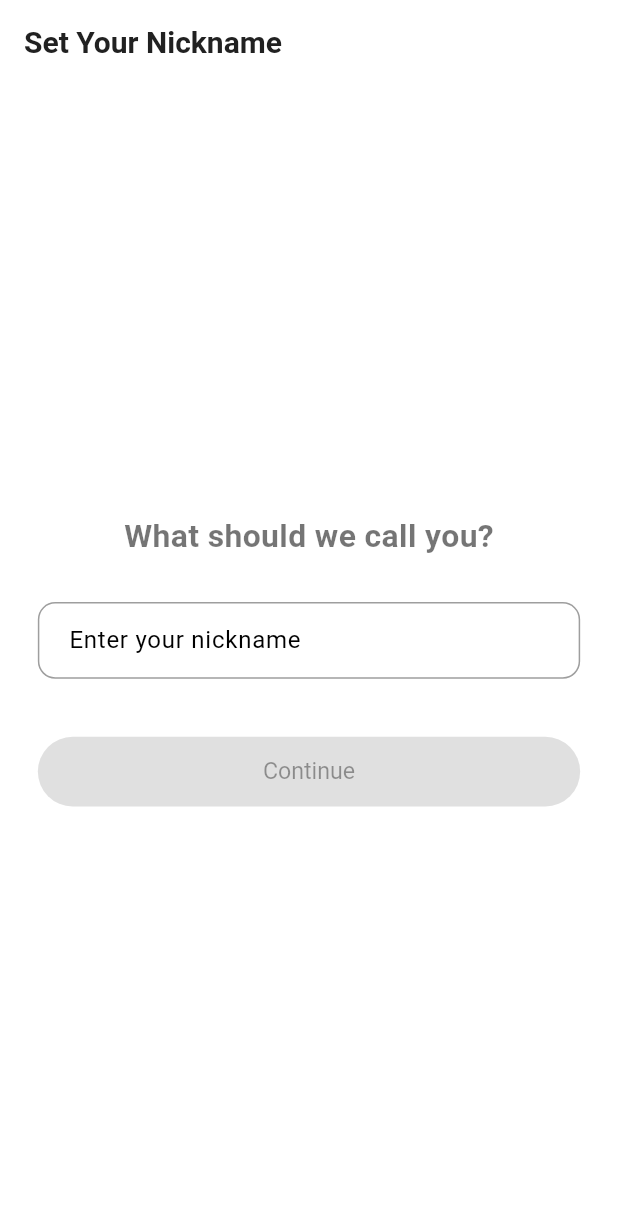
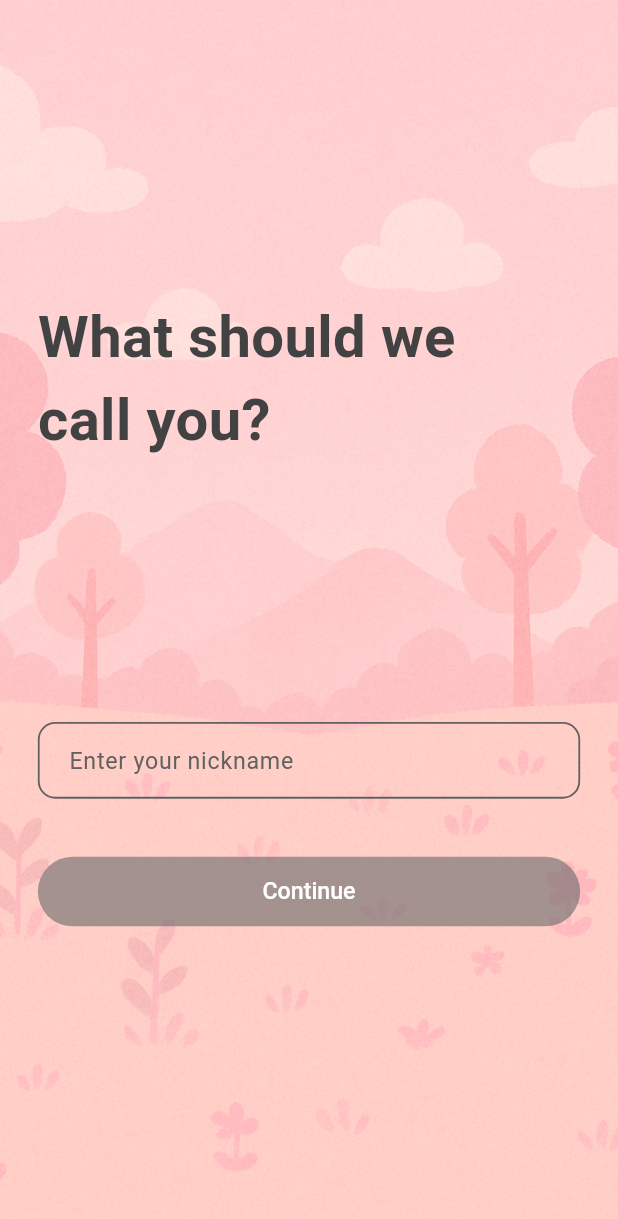
Before and after one commit to GDGoC-SCHU/minibuddy-flutter, a Flutter app: the NicknameInputScreen screen opened by its route, on a phone screen of 412 x 824 dp. Shown: the top 1219 px of the screen. Run offline on Flutter 3.47's test engine with Material 3 defaults, Android fonts, the phone set to English and light mode, and no system bars; our stand-ins replace dio, flutter_bloc, flutter_screenutil, go_router, speech_to_text; Roboto replaces fonts that are missing (Pretendard).

Commit message:
feat 닉네임 화면 ui 수정

```diff
--- a/lib/screens/onboarding/initial_screen.dart
+++ b/lib/screens/onboarding/initial_screen.dart
@@ -13,7 +13,7 @@ class InitialScreen extends StatelessWidget {
           // 배경 이미지
           Positioned.fill(
             child: Image.asset(
-              'assets/onboarding/background.png',
+              'assets/images/background.png',
               fit: BoxFit.cover,
             ),
           ),
@@ -27,7 +27,7 @@ class InitialScreen extends StatelessWidget {
                   SizedBox(height: 60.h),
                   // 버니 이미지
                   Image.asset(
-                    'assets/onboarding/bunny.png',
+                    'assets/images/bunny.png',
                     width: 280.w,
                   ),
                   SizedBox(height: 30.h),
@@ -45,7 +45,7 @@ class InitialScreen extends StatelessWidget {
                   SizedBox(height: 8.h),
                   // 로고
                   Image.asset(
-                    'assets/onboarding/logo.png',
+                    'assets/images/logo.png',
                     width: 400.w,
                   ),
                   SizedBox(height: 5.h),
@@ -70,7 +70,7 @@ class InitialScreen extends StatelessWidget {
                     child: SizedBox(
                       width: 280.w,
                       child: Image.asset(
-                        'assets/onboarding/google_signin_button.png',
+                        'assets/images/google_signin_button.png',
                         fit: BoxFit.fill,
                       ),
                     ),
--- a/lib/screens/onboarding/nickname_input_screen.dart
+++ b/lib/screens/onboarding/nickname_input_screen.dart
@@ -43,36 +43,62 @@ class _NicknameInputScreenState extends State<NicknameInputScreen> {
   Widget build(BuildContext context) {
     final bool isEditing = widget.isFromEdit;
 
-    return Scaffold(
+    return Stack(
+      children: [
+        // 전체 화면 배경 이미지
+        Positioned.fill(
+          child: Image.asset(
+            'assets/images/background.png',
+            fit: BoxFit.cover,
+          ),
+        ),
+
+        // Scaffold 위에 배경 이미지가 깔린 구조
+        Scaffold(
+          backgroundColor: Colors.transparent, // 배경 투명하게
           appBar: AppBar(
-        title: const Text('Set Your Nickname'),
+            backgroundColor: Colors.transparent, // AppBar도 투명
+            elevation: 0,
             // 🙌 🙌 🙌 여기 false로 변경할 것!!
             automaticallyImplyLeading: true,
           ),
-      body: Padding(
+          body: SingleChildScrollView(
             padding: EdgeInsets.all(24.w),
             child: Column(
-          mainAxisAlignment: MainAxisAlignment.center,
+              crossAxisAlignment: CrossAxisAlignment.stretch,
               children: [
+                SizedBox(height: 120.h),
                 Text(
-              'What should we call you?',
+                  'What should we\ncall you?',
                   style: TextStyle(
-                fontSize: 22.sp,
+                    fontSize: 40.sp,
                     fontWeight: FontWeight.bold,
+                    color: Colors.grey[800],
+                    fontFamily: 'Pretendard',
                   ),
                 ),
-            SizedBox(height: 30.h),
+                SizedBox(height: 180.h),
                 TextField(
                   controller: _controller,
                   onChanged: _onChanged,
                   decoration: InputDecoration(
                     hintText: 'Enter your nickname',
+                    hintStyle:
+                        TextStyle(color: Colors.grey[700], fontSize: 16.sp),
                     enabledBorder: OutlineInputBorder(
-                  borderSide: const BorderSide(color: Colors.grey),
+                      // 테두리 굵기
+                      borderSide: BorderSide(
+                        color: Colors.grey[700]!,
+                        width: 1.2,
+                      ),
                       borderRadius: BorderRadius.circular(12.r),
                     ),
                     focusedBorder: OutlineInputBorder(
-                  borderSide: BorderSide(color: Colors.grey[800]!),
+                      // 테두리 굵기
+                      borderSide: BorderSide(
+                        color: Colors.grey[800]!,
+                        width: 1.5,
+                      ),
                       borderRadius: BorderRadius.circular(12.r),
                     ),
                     contentPadding: EdgeInsets.symmetric(
@@ -80,6 +106,7 @@ class _NicknameInputScreenState extends State<NicknameInputScreen> {
                       vertical: 14.h,
                     ),
                   ),
+                  style: const TextStyle(color: Color.fromARGB(255, 0, 0, 0)),
                 ),
                 SizedBox(height: 40.h),
                 SizedBox(
@@ -87,11 +114,24 @@ class _NicknameInputScreenState extends State<NicknameInputScreen> {
                   height: 48.h,
                   child: ElevatedButton(
                     onPressed: _nickname.isEmpty ? null : _onSubmit,
-                style: ElevatedButton.styleFrom(
-                  backgroundColor:
-                      _nickname.isEmpty ? Colors.grey[300] : Colors.black,
-                  foregroundColor: Colors.white,
-                  textStyle: TextStyle(fontSize: 16.sp),
+                    style: ButtonStyle(
+                      backgroundColor: MaterialStateProperty.resolveWith<Color>(
+                        (Set<MaterialState> states) {
+                          if (states.contains(MaterialState.disabled)) {
+                            return const Color.fromARGB(
+                                159, 109, 109, 109)!; // 비활성화일 때 색상 지정
+                          }
+                          return const Color.fromARGB(
+                              255, 55, 55, 55)!; // 활성화일 때
+                        },
+                      ),
+                      foregroundColor: MaterialStateProperty.all(
+                          const Color.fromARGB(255, 255, 255, 255)),
+                      textStyle: MaterialStateProperty.all(TextStyle(
+                        fontSize: 16.sp,
+                        fontWeight: FontWeight.w500,
+                        fontFamily: 'Pretendard',
+                      )),
                     ),
                     child: Text(isEditing ? 'Save' : 'Continue'),
                   ),
@@ -99,6 +139,8 @@ class _NicknameInputScreenState extends State<NicknameInputScreen> {
               ],
             ),
           ),
+        ),
+      ],
     );
   }
 }
--- a/pubspec.yaml
+++ b/pubspec.yaml
@@ -67,7 +67,7 @@ flutter:
 
   # To add assets to your application, add an assets section, like this:
   assets:
-    - assets/onboarding/
+    - assets/images/
   # An image asset can refer to one or more resolution-specific "variants", see
   # https://flutter.dev/to/resolution-aware-images
 
```
Also changed, not shown: assets/images/background.png (renamed from assets/onboarding/background.png), assets/images/bunny.png (renamed from assets/onboarding/bunny.png), assets/images/google_signin_button.png (renamed from assets/onboarding/google_signin_button.png), assets/images/logo.png (renamed from assets/onboarding/logo.png). Lines whose indentation alone changed are shown as unchanged.
